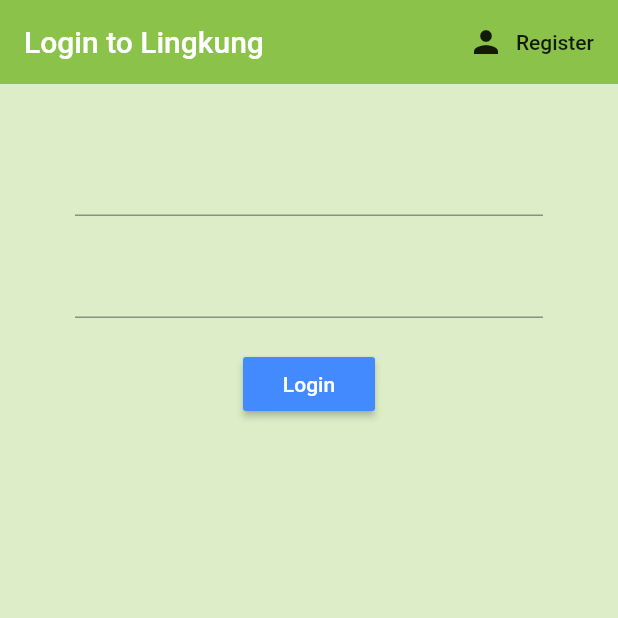
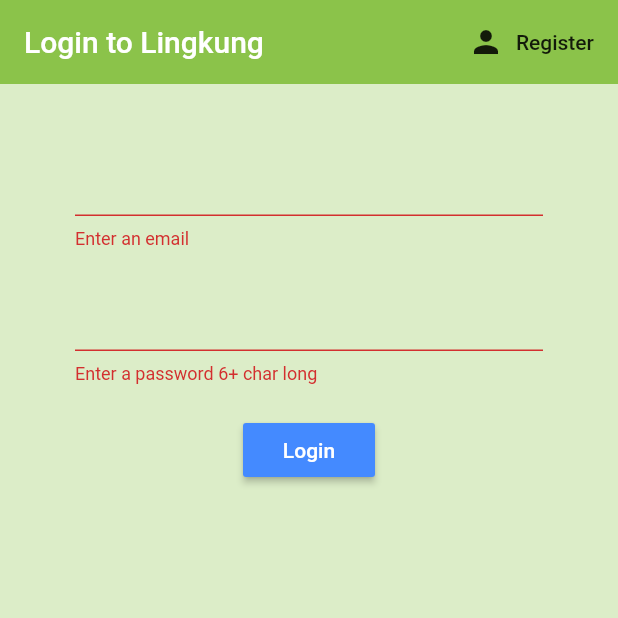
Before and after one commit to Gocir/firebase-login-register, a Flutter app: the screen it shows after launch, after a tap on "Login", on a phone screen of 412 x 824 dp, the top half of it. Run offline on Flutter 3.47's test engine with Material 2 defaults, Android fonts, the phone set to English and light mode, and no system bars; our stand-ins replace firebase_auth; accounts and stored records are empty.

Commit message:
Make Sign In with Email and Password

```diff
--- a/lib/screens/authenticate/signIn.dart
+++ b/lib/screens/authenticate/signIn.dart
@@ -13,10 +13,12 @@ class SignIn extends StatefulWidget {
 class _SignInState extends State<SignIn> {
 
   final AuthService _auth = AuthService();
+  final _formkey = GlobalKey<FormState>();
 
   //text field state
   String email = '';
   String password = '';
+  String error = '';
 
   @override
   Widget build(BuildContext context) {
@@ -39,10 +41,12 @@ class _SignInState extends State<SignIn> {
       body: Container(
         padding: EdgeInsets.symmetric(vertical: 20.0, horizontal: 50.0),
         child: Form(
+          key: _formkey,
           child: Column(
             children: <Widget>[
               SizedBox(height: 20.0,),
               TextFormField(
+                validator: (val) => val.isEmpty ? 'Enter an email' : null,
                 onChanged: (val) {
                   setState(() => email = val);
                 }
@@ -50,6 +54,7 @@ class _SignInState extends State<SignIn> {
               SizedBox(height: 20.0,),
               TextFormField(
                 obscureText: true,
+                validator: (val) => val.length < 6  ? 'Enter a password 6+ char long' : null,
                 onChanged: (val) {
                   setState(() => password = val);
                 }
@@ -64,9 +69,18 @@ class _SignInState extends State<SignIn> {
                   ),
                 ),
                 onPressed: () async{
-                  print(email);
-                  print(password);
+                  if (_formkey.currentState.validate()){
+                    dynamic result = await _auth.signInWithEmailAndPassword(email, password);
+                    if (result == null) {
+                      setState(() => error = 'could not sign in with those credentials');
+                    }
+                  }
                 }
+              ),
+              SizedBox(height: 12.0),
+              Text(
+                error,
+                style: TextStyle(color: Colors.red, fontSize: 14.0),
               )
             ],
           )
```
